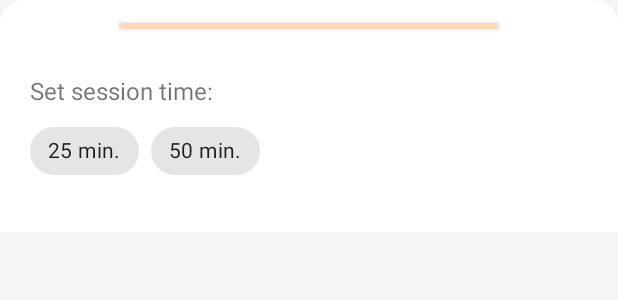
After one commit to piekarskipiotr/pomodoro-timer, an Android app: the layout dialog_set_timer.xml on its own in the app's theme, with its tools: preview values and no code run, on a phone screen of 412 x 824 dp. The commit adds this screen. Shown: the top 300 px of the screen. Run offline under Robolectric (Android 15) with nearby library versions, the phone set to English and light mode, and no system bars.

Commit message:
Create time selector

```diff
--- /dev/null
+++ b/app/src/main/res/drawable/bottom_sheet_view_background_rounded.xml
@@ -0,0 +1,8 @@
+<?xml version="1.0" encoding="utf-8"?>
+<shape xmlns:android="http://schemas.android.com/apk/res/android"
+    android:shape="rectangle">
+    <solid android:color="?attr/colorOnPrimary" />
+    <corners
+        android:topLeftRadius="16dp"
+        android:topRightRadius="16dp" />
+</shape>
--- /dev/null
+++ b/app/src/main/res/layout/dialog_set_timer.xml
@@ -0,0 +1,49 @@
+<?xml version="1.0" encoding="utf-8"?>
+<LinearLayout xmlns:android="http://schemas.android.com/apk/res/android"
+    xmlns:app="http://schemas.android.com/apk/res-auto"
+    android:layout_width="match_parent"
+    android:layout_height="wrap_content"
+    android:background="@drawable/bottom_sheet_view_background_rounded"
+    android:orientation="vertical">
+
+    <androidx.cardview.widget.CardView
+        android:layout_width="match_parent"
+        android:layout_height="4dp"
+        android:layout_marginStart="80dp"
+        android:layout_marginTop="15dp"
+        android:layout_marginEnd="80dp"
+        android:layout_marginBottom="30dp"
+        app:cardBackgroundColor="@color/peach_puff"
+        app:cardCornerRadius="2dp" />
+
+    <TextView
+        android:layout_width="match_parent"
+        android:layout_height="wrap_content"
+        android:layout_marginStart="20dp"
+        android:layout_marginBottom="5dp"
+        android:textSize="16sp"
+        android:text="@string/set_session_time"/>
+
+    <com.google.android.material.chip.ChipGroup
+        android:layout_width="match_parent"
+        android:layout_height="wrap_content"
+        android:layout_marginStart="20dp"
+        android:layout_marginTop="0dp"
+        android:layout_marginEnd="20dp"
+        android:layout_marginBottom="30dp">
+
+        <com.google.android.material.chip.Chip
+            android:id="@+id/twentyFiveMinutesChip"
+            android:layout_width="wrap_content"
+            android:layout_height="wrap_content"
+            android:text="@string/twenty_five" />
+
+        <com.google.android.material.chip.Chip
+            android:id="@+id/fiftyMinutesChip"
+            android:layout_width="wrap_content"
+            android:layout_height="wrap_content"
+            android:text="@string/fifty" />
+
+    </com.google.android.material.chip.ChipGroup>
+
+</LinearLayout>
--- a/app/src/main/res/values/strings.xml
+++ b/app/src/main/res/values/strings.xml
@@ -10,4 +10,7 @@
     <string name="name_ok">Your name sounds great B) You can move on</string>
     <string name="user_profile">Profile</string>
     <string name="time_zero" translatable="false">00:00</string>
+    <string name="twenty_five" translatable="false">25 min.</string>
+    <string name="fifty" translatable="false">50 min.</string>
+    <string name="set_session_time">Set session time:</string>
 </resources>
```
Also changed, not shown: app/src/main/java/com/apps/bacon/pomodorotimer/HomeActivity.kt (+33 -10 lines), 2 other files.
